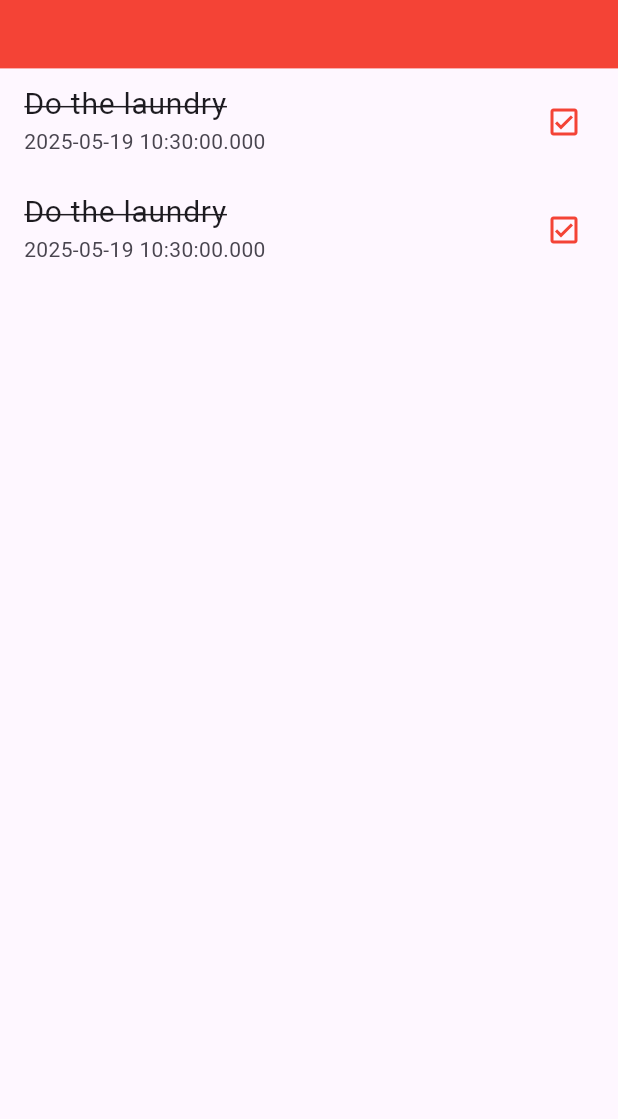
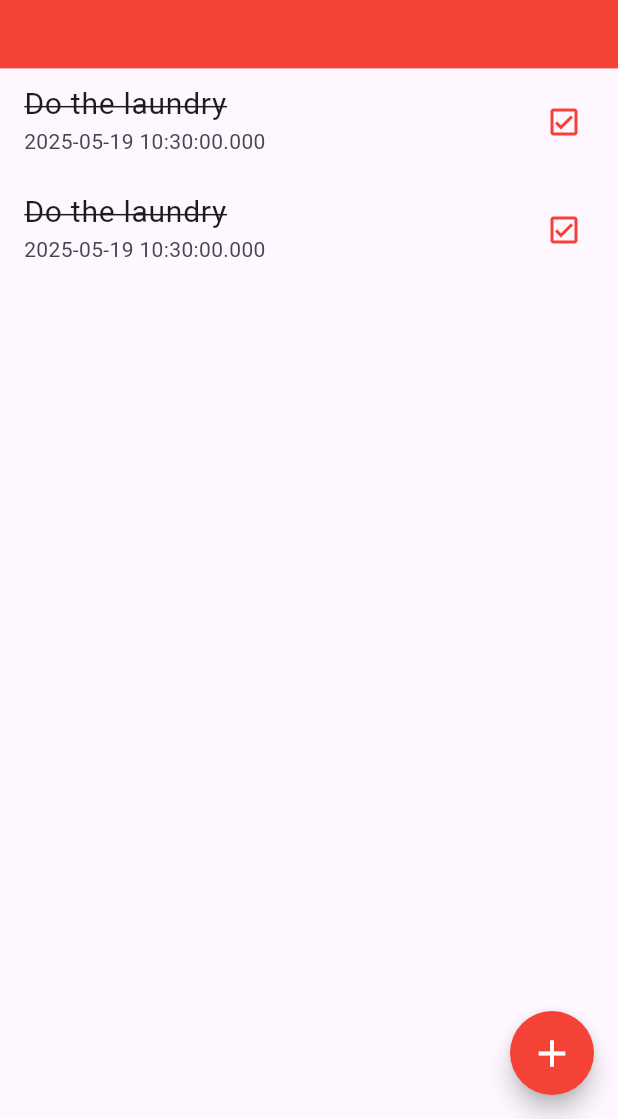
Before and after one commit to arkar-00/taskly, a Flutter app: the screen it shows after launch, on a phone screen of 412 x 824 dp, the part 117-1236 px from its top. Run offline on Flutter 3.47's test engine with Material 3 defaults, Android fonts, the phone set to English and light mode, and no system bars.

Commit message:
feat: add floating button

```diff
--- a/lib/home_page.dart
+++ b/lib/home_page.dart
@@ -1,7 +1,7 @@
 import 'package:flutter/material.dart';
 
 class HomePage extends StatefulWidget {
-  HomePage();
+  const HomePage({super.key});
   @override
   State<StatefulWidget> createState() {
     return _HomePageState();
@@ -25,6 +25,7 @@ class _HomePageState extends State<HomePage> {
         toolbarHeight: _deviceHeight * 0.15,
       ),
       body: _tasksList(),
+      floatingActionButton: _addTaskButton(),
     );
   }
 
@@ -62,4 +63,13 @@ class _HomePageState extends State<HomePage> {
       ],
     );
   }
+
+  Widget _addTaskButton() {
+    return FloatingActionButton(
+      shape: const CircleBorder(),
+      onPressed: () {},
+      backgroundColor: Colors.red,
+      child: const Icon(Icons.add, size: 30, color: Colors.white),
+    );
+  }
 }
```
